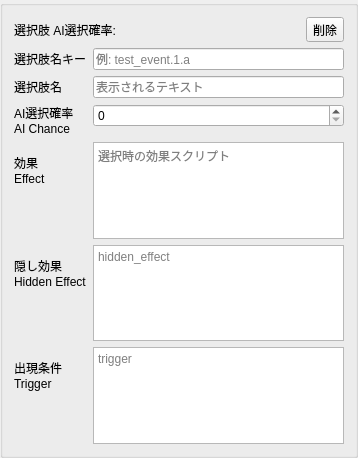
Qt form profiles/hoi4/events/event_option_node.ui (Ikumyon/PDX-Mod-Studio) before a commit.
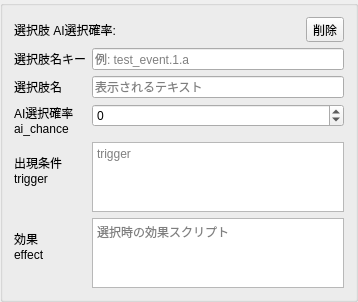
The same form after that commit.

Commit message: eventのフォーム

```diff
--- a/profiles/hoi4/events/event_option_node.ui
+++ b/profiles/hoi4/events/event_option_node.ui
@@ -7,7 +7,7 @@
     <x>0</x>
     <y>0</y>
     <width>358</width>
-    <height>458</height>
+    <height>268</height>
    </rect>
   </property>
   <property name="title">
@@ -79,68 +79,29 @@
       <widget class="QLabel" name="aiLabel">
        <property name="text">
         <string>AI選択確率
-AI Chance</string>
+ai_chance</string>
        </property>
       </widget>
      </item>
      <item row="2" column="1">
       <widget class="QSpinBox" name="aiSpin">
+       <property name="minimum">
+        <number>-1</number>
+       </property>
        <property name="maximum">
         <number>999</number>
        </property>
       </widget>
      </item>
      <item row="3" column="0">
-      <widget class="QLabel" name="effectLabel">
-       <property name="text">
-        <string>効果
-Effect</string>
-       </property>
-      </widget>
-     </item>
-     <item row="3" column="1">
-      <widget class="QPlainTextEdit" name="effectEdit">
-       <property name="maximumSize">
-        <size>
-         <width>16777215</width>
-         <height>100</height>
-        </size>
-       </property>
-       <property name="placeholderText">
-        <string>選択時の効果スクリプト</string>
-       </property>
-      </widget>
-     </item>
-     <item row="4" column="0">
-      <widget class="QLabel" name="hiddenEffectLabel">
-       <property name="text">
-        <string>隠し効果
-Hidden Effect</string>
-       </property>
-      </widget>
-     </item>
-     <item row="4" column="1">
-      <widget class="QPlainTextEdit" name="hiddenEffectEdit">
-       <property name="maximumSize">
-        <size>
-         <width>16777215</width>
-         <height>100</height>
-        </size>
-       </property>
-       <property name="placeholderText">
-        <string>hidden_effect</string>
-       </property>
-      </widget>
-     </item>
-     <item row="5" column="0">
       <widget class="QLabel" name="triggerLabel">
        <property name="text">
         <string>出現条件
-Trigger</string>
+trigger</string>
        </property>
       </widget>
      </item>
-     <item row="5" column="1">
+     <item row="3" column="1">
       <widget class="QPlainTextEdit" name="triggerEdit">
        <property name="maximumSize">
         <size>
@@ -153,6 +114,27 @@
        </property>
       </widget>
      </item>
+     <item row="4" column="0">
+      <widget class="QLabel" name="effectLabel">
+       <property name="text">
+        <string>効果
+effect</string>
+       </property>
+      </widget>
+     </item>
+     <item row="4" column="1">
+      <widget class="QPlainTextEdit" name="effectEdit">
+       <property name="maximumSize">
+        <size>
+         <width>16777215</width>
+         <height>100</height>
+        </size>
+       </property>
+       <property name="placeholderText">
+        <string>選択時の効果スクリプト</string>
+       </property>
+      </widget>
+     </item>
     </layout>
    </item>
   </layout>
```
Left out of the diff: 3 changed lines with no effect on the pictures. The commit also changes 4 other files.
